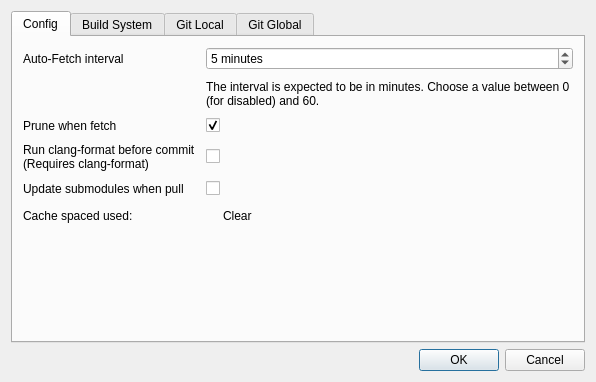
This is src/aux_widgets/RepoConfigDlg.ui in francescmm/GitQlient as Qt 5 draws it before an edit. The edited form follows.
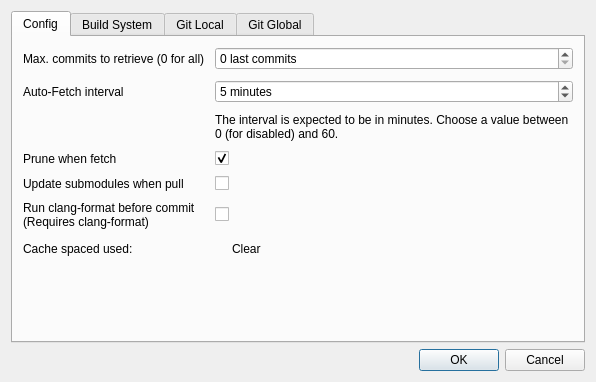
This is the edited form. Icons and pictures are not drawn. Custom widgets are drawn as their Qt base class.

Commit message: #163 Adding option to get N last commits of a repo

```diff
--- a/src/aux_widgets/RepoConfigDlg.ui
+++ b/src/aux_widgets/RepoConfigDlg.ui
@@ -43,24 +43,14 @@
        <property name="spacing">
         <number>10</number>
        </property>
-       <item row="1" column="1">
-        <widget class="QLabel" name="label_3">
-         <property name="text">
-          <string>The interval is expected to be in minutes. Choose a value between 0 (for disabled) and 60.</string>
-         </property>
-         <property name="wordWrap">
-          <bool>true</bool>
-         </property>
-        </widget>
-       </item>
-       <item row="2" column="0">
+       <item row="3" column="0">
         <widget class="QLabel" name="label_2">
          <property name="text">
           <string>Prune when fetch</string>
          </property>
         </widget>
        </item>
-       <item row="2" column="1">
+       <item row="3" column="1">
         <widget class="CheckBox" name="pruneOnFetch">
          <property name="text">
           <string/>
@@ -70,14 +60,67 @@
          </property>
         </widget>
        </item>
+       <item row="9" column="1">
+        <spacer name="verticalSpacer">
+         <property name="orientation">
+          <enum>Qt::Vertical</enum>
+         </property>
+         <property name="sizeHint" stdset="0">
+          <size>
+           <width>20</width>
+           <height>40</height>
+          </size>
+         </property>
+        </spacer>
+       </item>
+       <item row="5" column="1">
+        <widget class="CheckBox" name="clangFormat">
+         <property name="text">
+          <string/>
+         </property>
+        </widget>
+       </item>
        <item row="0" column="0">
+        <widget class="QLabel" name="label_7">
+         <property name="text">
+          <string>Max. commits to retrieve (0 for all)</string>
+         </property>
+        </widget>
+       </item>
+       <item row="0" column="1">
+        <widget class="QSpinBox" name="sbMaxCommits">
+         <property name="suffix">
+          <string> last commits</string>
+         </property>
+         <property name="maximum">
+          <number>999999999</number>
+         </property>
+         <property name="singleStep">
+          <number>10</number>
+         </property>
+         <property name="value">
+          <number>0</number>
+         </property>
+        </widget>
+       </item>
+       <item row="2" column="1">
+        <widget class="QLabel" name="label_3">
+         <property name="text">
+          <string>The interval is expected to be in minutes. Choose a value between 0 (for disabled) and 60.</string>
+         </property>
+         <property name="wordWrap">
+          <bool>true</bool>
+         </property>
+        </widget>
+       </item>
+       <item row="1" column="0">
         <widget class="QLabel" name="label">
          <property name="text">
           <string>Auto-Fetch interval</string>
          </property>
         </widget>
        </item>
-       <item row="0" column="1">
+       <item row="1" column="1">
         <widget class="QSpinBox" name="autoFetch">
          <property name="suffix">
           <string> minutes</string>
@@ -90,55 +133,21 @@
          </property>
         </widget>
        </item>
-       <item row="3" column="0">
+       <item row="7" column="0">
+        <widget class="QLabel" name="label_4">
+         <property name="text">
+          <string>Cache spaced used:</string>
+         </property>
+        </widget>
+       </item>
+       <item row="5" column="0">
         <widget class="QLabel" name="labelClangFormat">
          <property name="text">
           <string>&lt;html&gt;&lt;head/&gt;&lt;body&gt;&lt;p&gt;Run clang-format before commit&lt;br/&gt;(Requires clang-format)&lt;/p&gt;&lt;/body&gt;&lt;/html&gt;</string>
          </property>
         </widget>
        </item>
-       <item row="3" column="1">
-        <widget class="CheckBox" name="clangFormat">
-         <property name="text">
-          <string/>
-         </property>
-        </widget>
-       </item>
        <item row="7" column="1">
-        <spacer name="verticalSpacer">
-         <property name="orientation">
-          <enum>Qt::Vertical</enum>
-         </property>
-         <property name="sizeHint" stdset="0">
-          <size>
-           <width>20</width>
-           <height>40</height>
-          </size>
-         </property>
-        </spacer>
-       </item>
-       <item row="4" column="1">
-        <widget class="CheckBox" name="updateOnPull">
-         <property name="text">
-          <string/>
-         </property>
-        </widget>
-       </item>
-       <item row="4" column="0">
-        <widget class="QLabel" name="label_5">
-         <property name="text">
-          <string>Update submodules when pull</string>
-         </property>
-        </widget>
-       </item>
-       <item row="5" column="0">
-        <widget class="QLabel" name="label_4">
-         <property name="text">
-          <string>Cache spaced used:</string>
-         </property>
-        </widget>
-       </item>
-       <item row="5" column="1">
         <layout class="QHBoxLayout" name="horizontalLayout">
          <property name="spacing">
           <number>10</number>
@@ -172,6 +181,20 @@
          </item>
         </layout>
        </item>
+       <item row="4" column="0">
+        <widget class="QLabel" name="label_5">
+         <property name="text">
+          <string>Update submodules when pull</string>
+         </property>
+        </widget>
+       </item>
+       <item row="4" column="1">
+        <widget class="CheckBox" name="updateOnPull">
+         <property name="text">
+          <string/>
+         </property>
+        </widget>
+       </item>
       </layout>
      </widget>
      <widget class="QWidget" name="tab_4">
```
Left out of the diff: 9 changed lines with no effect on the pictures. The commit also changes 9 other files.
